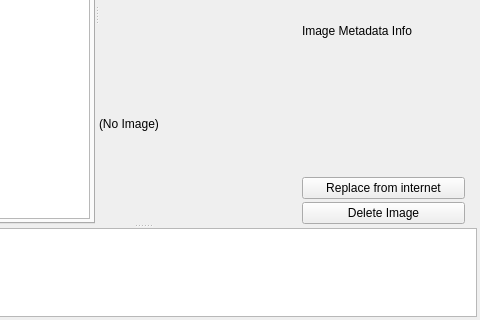
First picture: the form in kstars/tools/observinglist.ui, repository KDE/kstars, before the edit; both pictures show x 195 to 675 and y 285 to 605 of the 675 by 605 pixel window.
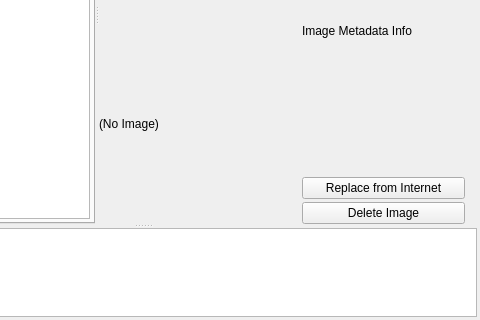
Second picture: the form after the edit. Custom widgets are drawn as their Qt base class.

What changed in the file:
```diff
--- a/kstars/tools/observinglist.ui
+++ b/kstars/tools/observinglist.ui
@@ -638,7 +638,7 @@
                     </sizepolicy>
                    </property>
                    <property name="text">
-                    <string>Replace from internet</string>
+                    <string>Replace from Internet</string>
                    </property>
                   </widget>
                  </item>
```
